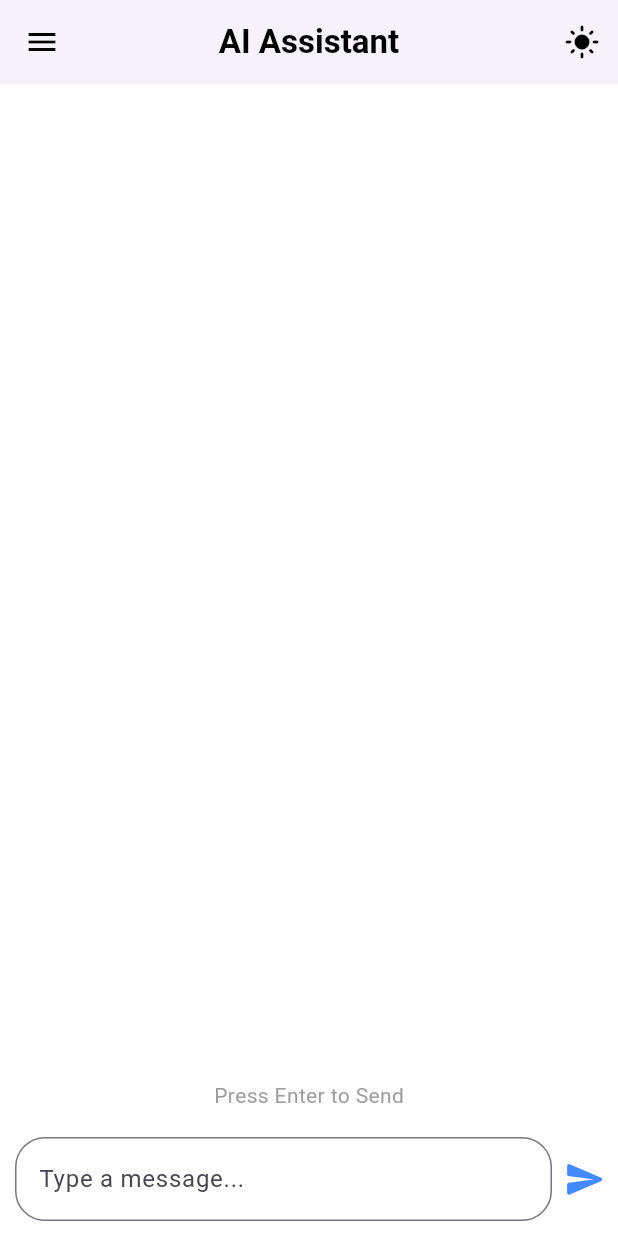
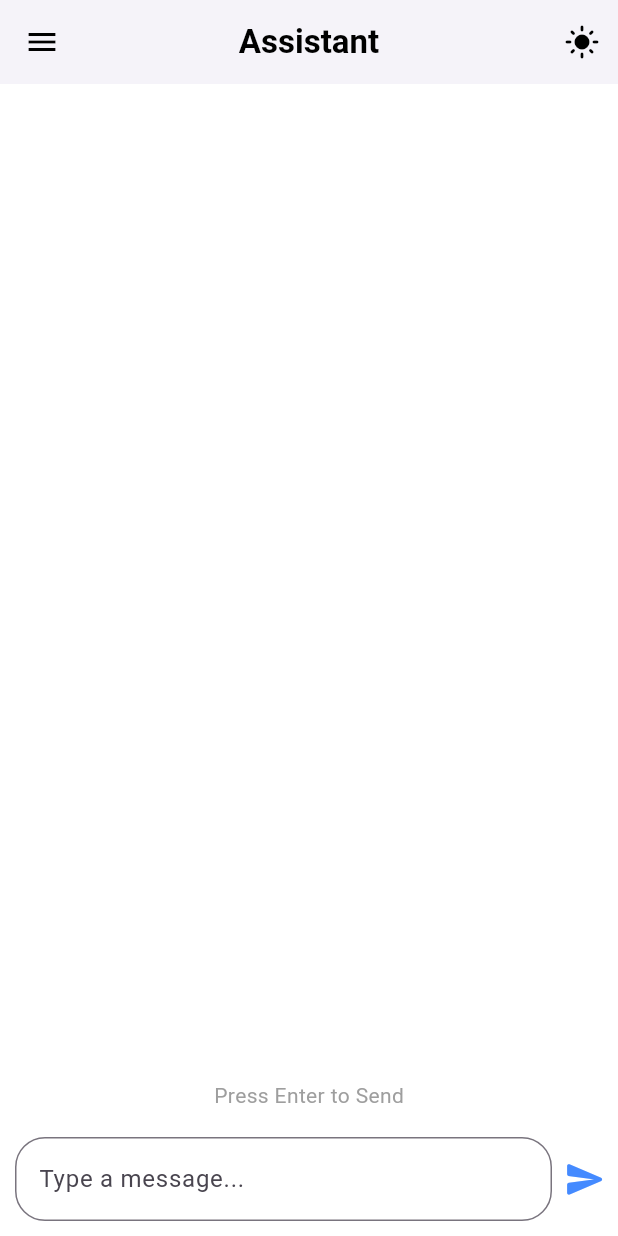
Before and after one commit to harmankaler-coder/Chat-App, a Flutter app: the screen it shows after launch, on a phone screen of 412 x 824 dp. Run offline on Flutter 3.47's test engine with Material 3 defaults, Android fonts, the phone set to English and light mode, and no system bars; missing offline and left inert: screen_retriever, window_manager.

Commit message:
added ui elements and more improvements

```diff
--- a/frontend/lib/screens/home_screen.dart
+++ b/frontend/lib/screens/home_screen.dart
@@ -67,7 +67,6 @@ class _HomeScreenState extends State<HomeScreen> with TickerProviderStateMixin {
       drawer: Drawer(
         child: Column(
           children: [
-            // Gradient Drawer Header
             Container(
               width: double.infinity,
               padding: const EdgeInsets.all(20),
@@ -90,7 +89,7 @@ class _HomeScreenState extends State<HomeScreen> with TickerProviderStateMixin {
               title: const Text("Select Language"),
               trailing: DropdownButton<String>(
                 value: _selectedLanguage,
-                items: ["English", "Spanish", "French", "German", "Hindi"]
+                items: ["English", "Punjabi", "French", "German", "Hindi"]
                     .map((lang) => DropdownMenuItem(value: lang, child: Text(lang)))
                     .toList(),
                 onChanged: _changeLanguage,
@@ -124,11 +123,11 @@ class _HomeScreenState extends State<HomeScreen> with TickerProviderStateMixin {
       ),
       appBar: AppBar(
         title: Text(
-          _isListening ? "Listening..." : "AI Assistant",
+          _isListening ? "Listening..." : "Assistant",
           style: const TextStyle(fontWeight: FontWeight.bold, fontSize: 22, color: Colors.black),
         ),
         centerTitle: true,
-        backgroundColor: Colors.white, // 🔹 Restored default white color
+        backgroundColor: Colors.white, //
         elevation: 2,
         leading: Builder(
           builder: (context) => IconButton(
```
Also changed, not shown: frontend/lib/backend_services.dart (added).
